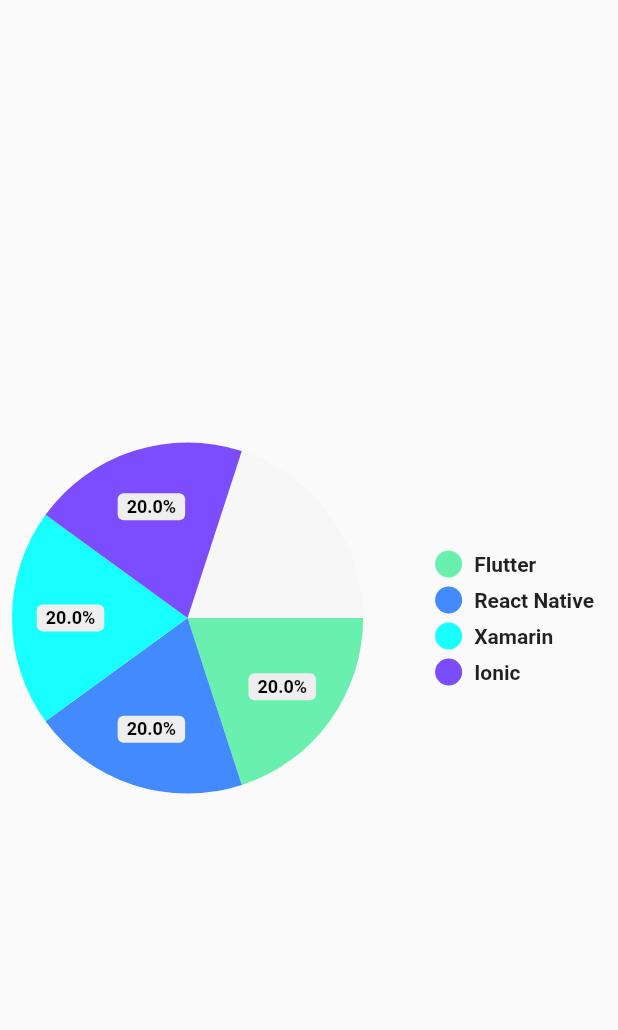
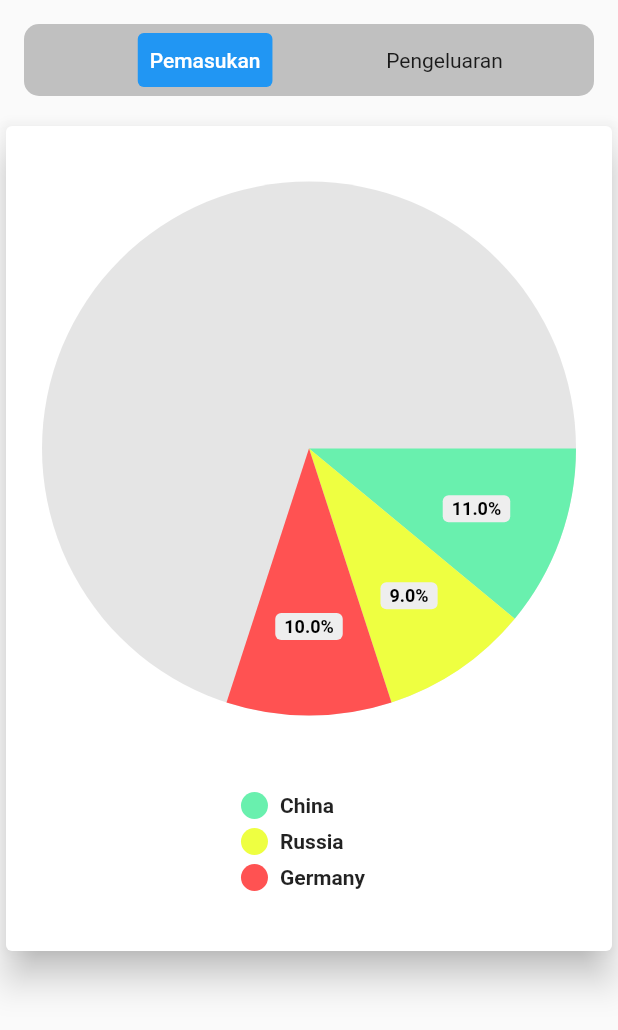
Before and after one commit to nisa604/money_freedom, a Flutter app: the AnalystPage widget shown alone on an empty page, opened directly, on a phone screen of 412 x 824 dp. Shown: the top 1030 px of the screen. Run offline on Flutter 3.47's test engine with Material 2 defaults, Android fonts, the phone set to English and light mode, and no system bars; drawn by our look-alikes of pie_chart; our stand-ins replace cloud_firestore, firebase_core, firebase_storage, image_picker; accounts and stored records are empty.

Commit message:
SEMOGA AMAN

```diff
--- a/lib/Screens/analyst_page.dart
+++ b/lib/Screens/analyst_page.dart
@@ -1,47 +1,101 @@
-/**
- * @Author: Your name
- * @Date:   2023-04-04 11:24:59
- * @Last Modified by:   Your name
- * @Last Modified time: 2023-05-07 20:09:10
- */
-import 'package:flutter/src/widgets/framework.dart';
 import 'package:flutter/material.dart';
 import 'package:pie_chart/pie_chart.dart';
 
 class AnalystPage extends StatelessWidget {
   // const AnalystPage({super.key});
-
-  final dataMap = <String, double>{
-    "Flutter": 20,
-    "React Native": 20,
-    "Xamarin": 20,
-    "Ionic": 20,
-  };
+  final dataMap = <String, double>{'China': 11, 'Russia': 9, 'Germany': 10};
 
   final colorList = <Color>[
     Colors.greenAccent,
-    Colors.blueAccent,
-    Colors.cyanAccent,
-    Colors.deepPurpleAccent,
+    Colors.limeAccent,
+    Colors.redAccent,
   ];
 
   @override
   Widget build(BuildContext context) {
-    return Scaffold(
-      body: Column(
-        children: <Widget>[
-          Expanded(
+    return SafeArea(
+        child: Column(
+      crossAxisAlignment: CrossAxisAlignment.center,
+      children: [
+        Padding(
+            padding: const EdgeInsets.all(16),
             child: Container(
-              child: SizedBox(
-                height: 13,
-                // // width: 100,
-                //padding: EdgeInsets.symmetric(horizontal: 15),
+              width: double.infinity,
+              // padding: EdgeInsets.all(20),
+              decoration: BoxDecoration(
+                color: const Color.fromARGB(255, 192, 192, 192),
+                borderRadius: BorderRadius.circular(10),
+              ),
+              child: Row(
+                mainAxisAlignment: MainAxisAlignment.spaceEvenly,
+                children: [
+                  Row(
+                    crossAxisAlignment: CrossAxisAlignment.center,
+                    children: [
+                      Container(
+                        decoration: BoxDecoration(
+                            color: Colors.transparent,
+                            borderRadius: BorderRadius.circular(8)),
+                      ),
+                      const SizedBox(width: 15),
+                      Container(
+                          margin: EdgeInsets.zero,
+                          child: TextButton(
+                            onPressed: () {
+                              // Handle button press
+                            },
+                            style: TextButton.styleFrom(
+                              foregroundColor: Colors.white,
+                              backgroundColor: Colors
+                                  .blue, // Set the button's background color
+                            ),
+                            child: const Text('Pemasukan'),
+                          )),
+                    ],
+                  ),
+                  Row(
+                    children: [
+                      Container(
+                        decoration: BoxDecoration(
+                            color: Colors.transparent,
+                            borderRadius: BorderRadius.circular(8)),
+                      ),
+                      const SizedBox(width: 15),
+                      Column(
+                        crossAxisAlignment: CrossAxisAlignment.start,
+                        children: const [
+                          Text("Pengeluaran"),
+                        ],
+                      )
+                    ],
+                  )
+                ],
+              ),
+            )),
+        Card(
+          elevation: 10,
+          child: Container(
+            // width: MediaQuery.of(context).size.width *
+            //     0.2, // Atur lebar sesuai kebutuhan
+            width: 800,
+            height: 550, // Atur tinggi sesuai kebutuhan
+            child: AspectRatio(
+              aspectRatio: 1.0,
+              child: Container(
+                padding: const EdgeInsets.all(16),
+                decoration: BoxDecoration(
+                  color: Colors.white,
+                  borderRadius: BorderRadius.circular(8),
+                ),
                 child: PieChart(
                   dataMap: dataMap,
                   chartType: ChartType.disc,
-                  baseChartColor: Colors.grey[100]!.withOpacity(0.5),
+                  baseChartColor: Colors.black54.withOpacity(0.1),
                   colorList: colorList,
-                  chartValuesOptions: ChartValuesOptions(
+                  legendOptions: const LegendOptions(
+                    legendPosition: LegendPosition.bottom,
+                  ),
+                  chartValuesOptions: const ChartValuesOptions(
                     showChartValuesInPercentage: true,
                   ),
                   totalValue: 100,
@@ -49,18 +103,8 @@
               ),
             ),
           ),
-          Column(
-// <<<<<<< HEAD
-//             children: [Container()],
-// =======
-//             children: <Widget>[
-//               // Text('Column Child 1'),
-//               // Text('Column Child 2'),
-//             ],
-// >>>>>>> c9e552e705ad404072176e965466a2d7ca26522b
-              ),
-        ],
-      ),
-    );
+        )
+      ],
+    ));
   }
 }
--- a/lib/Screens/home_screen.dart
+++ b/lib/Screens/home_screen.dart
@@ -31,7 +31,7 @@
     'November',
     'Desember'
   ];
-  String? selectedItem = 'Januari';
+  String? selectedItem = 'Mei';
   List<String> Pilihan = ['Harian', 'Bulanan', 'Tahunan', 'Custom'];
   String? selected = '';
 
@@ -158,8 +158,8 @@
                             value: month,
                             child: Text(month, style: TextStyle(fontSize: 18)),
                           )).toList(),
-                      onChanged: (Bulan) =>
-                          setState(() => selectedItem = Bulan),
+                      onChanged: (bulan) =>
+                          setState(() => selectedItem = bulan),
                       icon: const Icon(Icons.repeat)),
                 ),
                 Padding(
--- /dev/null
+++ b/lib/list/chart_data.dart
@@ -0,0 +1,19 @@
+/**
+ * @Author: Your name
+ * @Date:   2023-05-21 20:34:04
+ * @Last Modified by:   Your name
+ * @Last Modified time: 2023-05-21 20:34:17
+ */
+class ChartData {
+  ChartData(this.x, this.y, this.size);
+  final String x;
+  final double y;
+  final String size;
+}
+
+final List<ChartData> DataMap = [
+  ChartData('USA', 10, '70%'),
+  ChartData('China', 11, '60%'),
+  ChartData('Russia', 9, '52%'),
+  ChartData('Germany', 10, '40%'),
+];
```
Also changed, not shown: lib/Screens/create_transaction_pemasukan.dart (+8 -7 lines), lib/Screens/create_transaction_pengeluaran.dart (+40 -27 lines), lib/Screens/kategori_pemasukan.dart (+29 -20 lines), lib/database/DataPengeluaranService.dart (+27 -10 lines), lib/database/KategoriPemasukanService.dart (+5 -6 lines).
